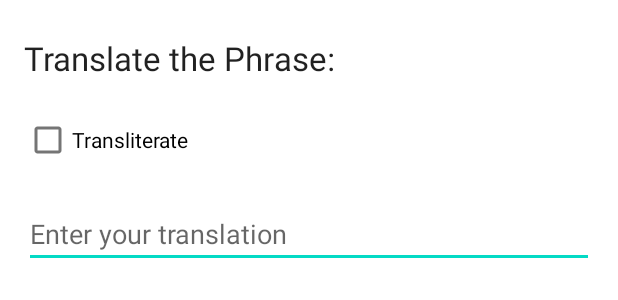
After one commit to samielmadani/ArabicLingo, an Android app: the layout dialog_phrase.xml on its own in the app's theme, with its tools: preview values and no code run, on a phone screen of 412 x 824 dp. The commit adds this screen. Shown: the top 300 px of the screen. Run offline under Robolectric (Android 15) with nearby library versions, the phone set to English and light mode, and no system bars.

Commit message:
added transliteration hint

```diff
--- a/app/src/main/java/com/example/arabiclingo/ui/dashboard/PhraseAdapter.kt
+++ b/app/src/main/java/com/example/arabiclingo/ui/dashboard/PhraseAdapter.kt
@@ -28,7 +28,7 @@ class PhraseAdapter(private val phrases: Array<String>, private val answers: Arr
         holder.itemView.setOnClickListener {
             val context = holder.itemView.context
             val correctAnswer = answers[position]
-            val dialogFragment = PhraseDialogFragment(phrase, correctAnswer) { isCorrect ->
+            val dialogFragment = PhraseDialogFragment(phrase, correctAnswer, phrases) { isCorrect ->
                 if (isCorrect) {
                     holder.itemView.setBackgroundColor(ContextCompat.getColor(context, R.color.correctBackground))
                 } else {
--- /dev/null
+++ b/app/src/main/res/layout/dialog_phrase.xml
@@ -0,0 +1,30 @@
+<?xml version="1.0" encoding="utf-8"?>
+<LinearLayout xmlns:android="http://schemas.android.com/apk/res/android"
+    android:layout_width="match_parent"
+    android:layout_height="wrap_content"
+    android:orientation="vertical"
+    android:padding="16dp">
+
+    <TextView
+        android:id="@+id/textPhrase"
+        android:layout_width="match_parent"
+        android:layout_height="wrap_content"
+        android:layout_marginTop="8dp"
+        android:text="@string/translate_the_phrase"
+        android:textAppearance="@android:style/TextAppearance.Large" />
+
+    <CheckBox
+        android:id="@+id/checkBoxShowEnglish"
+        android:layout_width="wrap_content"
+        android:layout_height="wrap_content"
+        android:layout_marginTop="16dp"
+        android:text="@string/transliterate" />
+
+    <EditText
+        android:id="@+id/inputEditText"
+        android:layout_width="match_parent"
+        android:layout_height="wrap_content"
+        android:layout_marginTop="16dp"
+        android:hint="@string/enter_your_translation" />
+
+</LinearLayout>
```
Also changed, not shown: app/src/main/java/com/example/arabiclingo/ui/dashboard/PhraseDialogFragment.kt (+25 -6 lines), app/src/main/res/values/strings.xml (+28 -0 lines).
